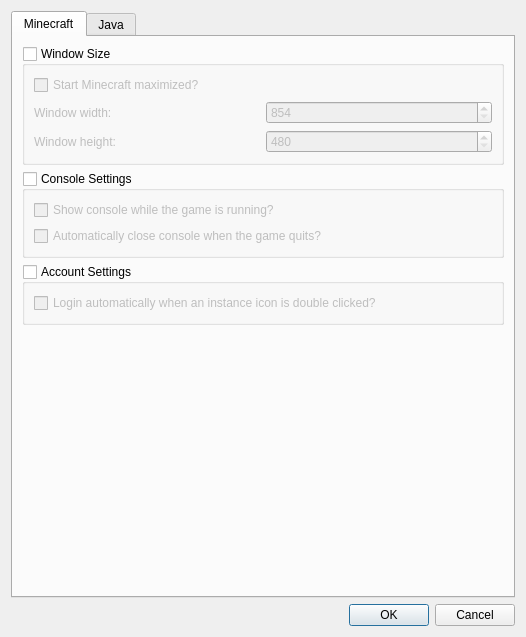
Before: the Qt Designer form gui/dialogs/InstanceSettings.ui in FreesmTeam/FreesmLauncher, drawn with Qt 5.
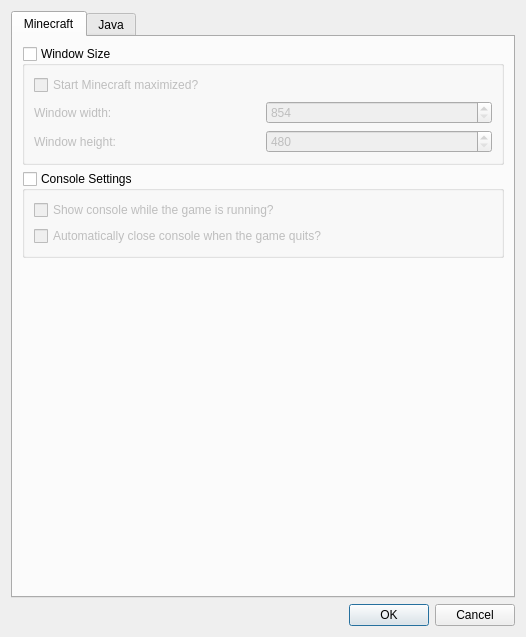
After: the same form once the commit is applied.

Commit message: Remove obsolete auto login option.

Patch:
```diff
--- a/gui/dialogs/InstanceSettings.ui
+++ b/gui/dialogs/InstanceSettings.ui
@@ -131,31 +131,6 @@
          </layout>
         </widget>
        </item>
-       <item>
-        <widget class="QGroupBox" name="accountSettingsBox">
-         <property name="enabled">
-          <bool>true</bool>
-         </property>
-         <property name="title">
-          <string>Account Settings</string>
-         </property>
-         <property name="checkable">
-          <bool>true</bool>
-         </property>
-         <property name="checked">
-          <bool>false</bool>
-         </property>
-         <layout class="QVBoxLayout" name="verticalLayout_6">
-          <item>
-           <widget class="QCheckBox" name="autoLoginCheckBox">
-            <property name="text">
-             <string>Login automatically when an instance icon is double clicked?</string>
-            </property>
-           </widget>
-          </item>
-         </layout>
-        </widget>
-       </item>
        <item>
         <spacer name="verticalSpacerMinecraft">
          <property name="orientation">
```
Left out of the diff: 1 changed line with no effect on the pictures. The commit also changes 5 other files.
